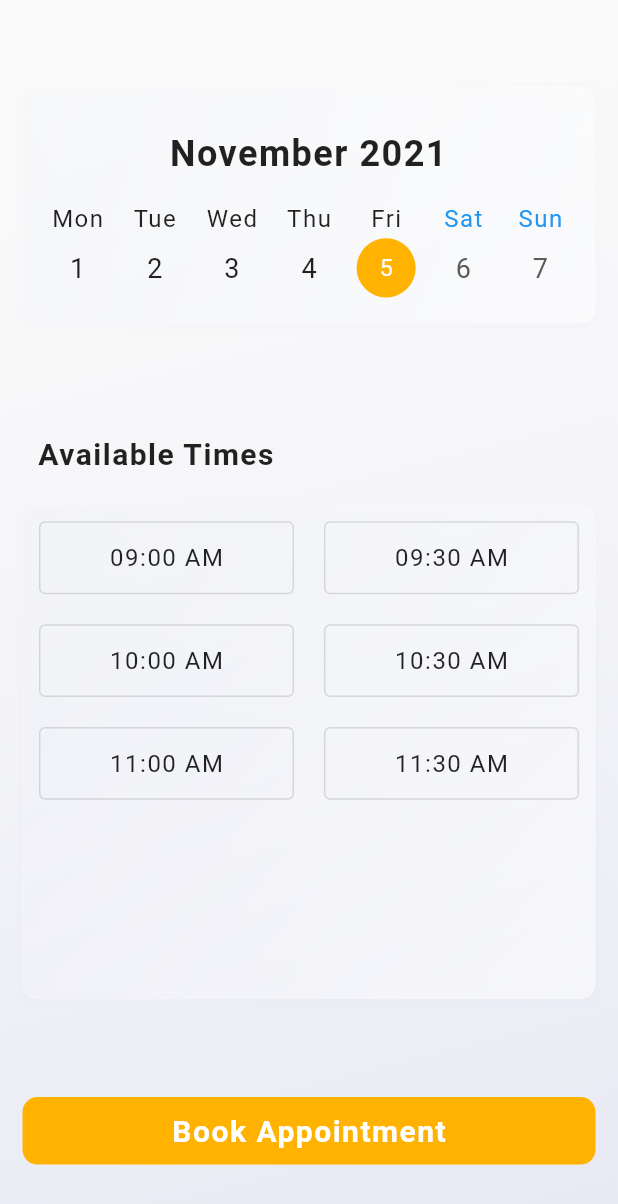
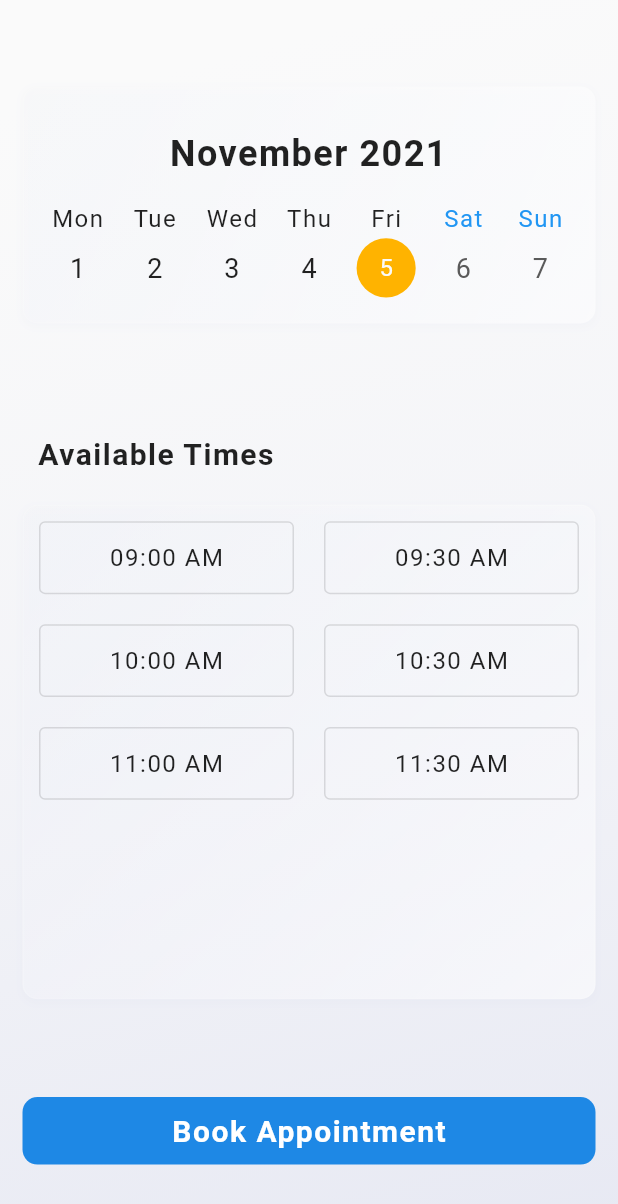
Before and after one commit to rragnarsd/DoctorsApp, a Flutter app: the BookingScreen screen opened directly, on a phone screen of 412 x 824 dp. Shown: the top 1204 px of the screen. Run offline on Flutter 3.47's test engine with Material 2 defaults, Android fonts, the phone set to English and light mode, and no system bars; drawn by our look-alikes of table_calendar; our stand-ins replace unicons; network calls fail.

Commit message:
color changes

```diff
--- a/lib/booking_screen.dart
+++ b/lib/booking_screen.dart
@@ -54,7 +54,7 @@ class _BookingScreenState extends State<BookingScreen> {
                     width: double.infinity,
                     decoration: BoxDecoration(
                       borderRadius: BorderRadius.circular(10.0),
-                      color: Colors.amber.shade600,
+                      color: Colors.blue.shade600
                     ),
                     child: Center(
                       child: Text(
```
Also changed, not shown: lib/main.dart (+4 -10 lines).
